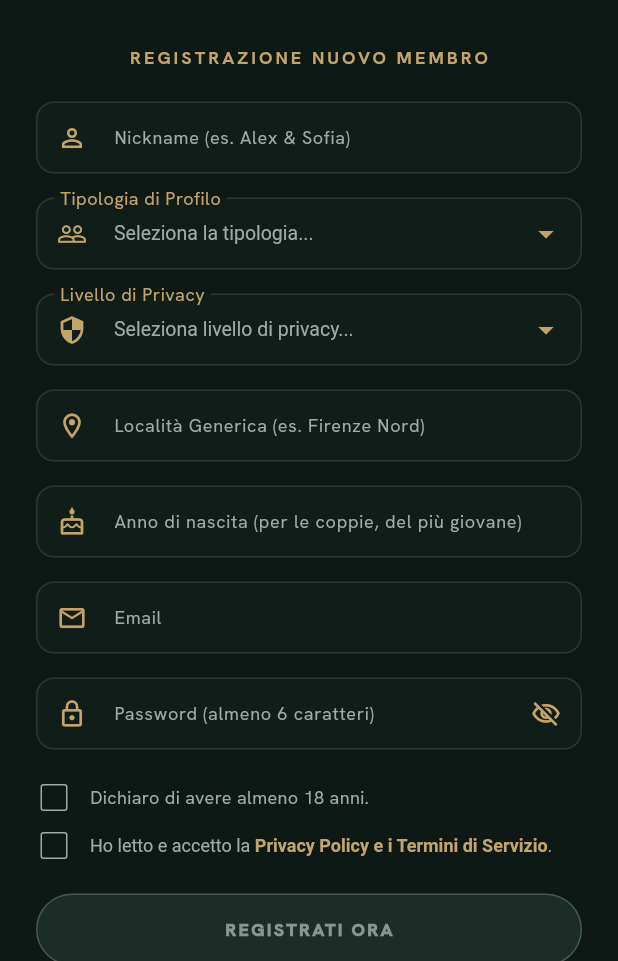
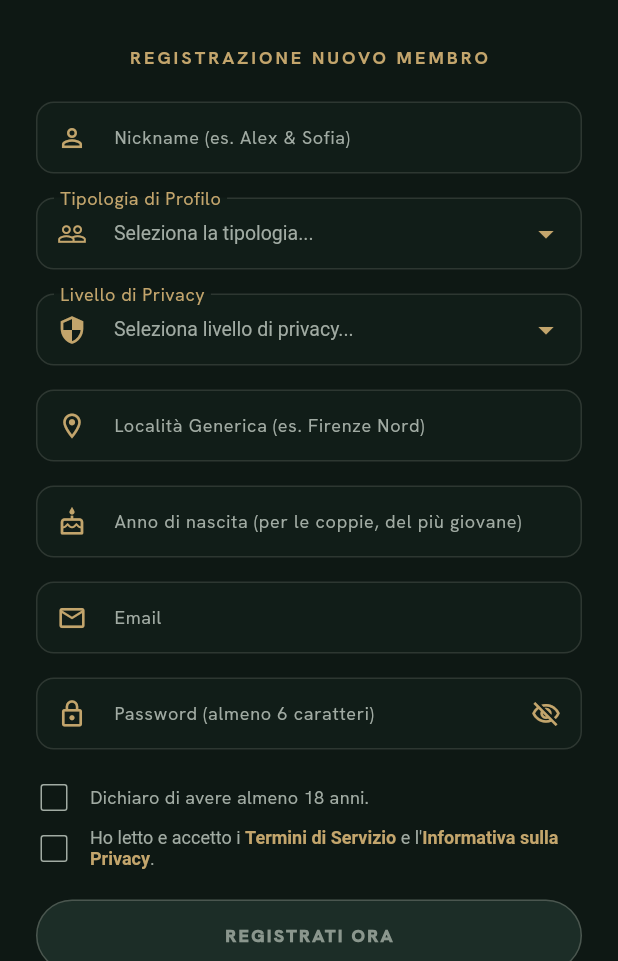
Before and after one commit to Fuchs665/Ecora-2.0, a Flutter app: the screen it shows after launch, after a tap on "LOGIN", after a tap on "REGISTRATI / CREA ACCOUNT", on a phone screen of 412 x 824 dp, the part 275-1236 px from its top. Run offline on Flutter 3.47's test engine with Material 3 defaults, Android fonts, the phone set to English and light mode, and no system bars; our stand-ins replace cached_network_image, firebase_core, firebase_messaging, image_picker, in_app_purchase, local_auth and 1 more; accounts and stored records are empty.

Commit message:
E.3: Termini di Servizio (docs/terms.html) e due link separati nel consenso
- docs/terms.html: testo approvato il 06/10/2026, segnaposto per i dati del
  titolare e clausole da verificare con un legale segnate in commenti HTML.
- lib/consent_text.dart: link separati a Termini e Informativa sulla Privacy;
  kTermsUrl accanto a kPrivacyPolicyUrl.
- test/consent_text_test.dart.
- Riaccettazione per gli utenti già iscritti spostata in E.4.

Co-Authored-By: Claude Opus 5.5 <noreply@anthropic.com>
Claude-Session: https://claude.ai/code/session_01NttvwVrBTFJJh7wQ4sfANu

```diff
--- /dev/null
+++ b/lib/consent_text.dart
@@ -0,0 +1,62 @@
+import 'package:flutter/gestures.dart';
+import 'package:flutter/material.dart';
+
+import 'theme.dart';
+
+/// Testo della casella di consenso in registrazione, con due link separati:
+/// Termini di Servizio e Informativa sulla Privacy (Blocco E.3b).
+class ConsentText extends StatefulWidget {
+  final VoidCallback onOpenTerms;
+  final VoidCallback onOpenPrivacy;
+
+  const ConsentText({
+    super.key,
+    required this.onOpenTerms,
+    required this.onOpenPrivacy,
+  });
+
+  @override
+  State<ConsentText> createState() => _ConsentTextState();
+}
+
+class _ConsentTextState extends State<ConsentText> {
+  late final TapGestureRecognizer _termsRecognizer = TapGestureRecognizer()
+    ..onTap = () => widget.onOpenTerms();
+  late final TapGestureRecognizer _privacyRecognizer = TapGestureRecognizer()
+    ..onTap = () => widget.onOpenPrivacy();
+
+  @override
+  void dispose() {
+    _termsRecognizer.dispose();
+    _privacyRecognizer.dispose();
+    super.dispose();
+  }
+
+  @override
+  Widget build(BuildContext context) {
+    const linkStyle = TextStyle(
+      color: premiumGold,
+      fontWeight: FontWeight.bold,
+    );
+    return RichText(
+      text: TextSpan(
+        style: const TextStyle(color: textSecondary, fontSize: 12),
+        children: [
+          const TextSpan(text: "Ho letto e accetto i "),
+          TextSpan(
+            text: "Termini di Servizio",
+            style: linkStyle,
+            recognizer: _termsRecognizer,
+          ),
+          const TextSpan(text: " e l'"),
+          TextSpan(
+            text: "Informativa sulla Privacy",
+            style: linkStyle,
+            recognizer: _privacyRecognizer,
+          ),
+          const TextSpan(text: "."),
+        ],
+      ),
+    );
+  }
+}
--- a/lib/main.dart
+++ b/lib/main.dart
@@ -1,11 +1,10 @@
-
-import 'package:flutter/gestures.dart';
 import 'package:flutter/material.dart';
 import 'package:supabase_flutter/supabase_flutter.dart';
 import 'package:local_auth/local_auth.dart';
 import 'package:url_launcher/url_launcher.dart';
 import 'birth_year.dart';
 import 'client_navigation_hub.dart';
+import 'consent_text.dart';
 import 'gestore_dashboard.dart';
 import 'theme.dart';
 export 'theme.dart';
@@ -17,9 +16,10 @@ import 'subscription_service.dart';
 export 'models.dart';
 export 'data_service.dart';
 
-// Privacy policy ospitata su GitHub Pages (cartella /docs del repo).
+// Privacy policy e Termini ospitati su GitHub Pages (cartella /docs del repo).
 const String kPrivacyPolicyUrl =
     'https://fuchs665.github.io/Ecora-2.0/privacy.html';
+const String kTermsUrl = 'https://fuchs665.github.io/Ecora-2.0/terms.html';
 
 /// Messaggi che devono sopravvivere al cambio di schermata (es. "Account
 /// eliminato", mostrato sopra la schermata di accesso).
@@ -333,22 +333,11 @@ class _AuthScreenState extends State<AuthScreen> {
   bool _ageConfirmed = false;
   bool _termsAccepted = false;
 
-  // Rende cliccabile il link alla privacy policy nel testo di consenso.
-  late final TapGestureRecognizer _privacyRecognizer = TapGestureRecognizer()
-    ..onTap = _openPrivacyPolicy;
-
-  @override
-  void dispose() {
-    _privacyRecognizer.dispose();
-    super.dispose();
-  }
-
-  Future<void> _openPrivacyPolicy() async {
-    final uri = Uri.parse(kPrivacyPolicyUrl);
-    if (!await launchUrl(uri, mode: LaunchMode.externalApplication)) {
-      if (mounted) {
-        setState(() => _errorMessage = "Impossibile aprire la Privacy Policy.");
-      }
+  // Link del testo di consenso (Termini e Privacy): pagina nel browser.
+  Future<void> _openLegalPage(String url, String failureMessage) async {
+    if (!await launchUrl(Uri.parse(url),
+        mode: LaunchMode.externalApplication)) {
+      if (mounted) setState(() => _errorMessage = failureMessage);
     }
   }
 
@@ -575,7 +564,7 @@ class _AuthScreenState extends State<AuthScreen> {
     if (!_termsAccepted) {
       setState(() {
         _errorMessage =
-            "Devi accettare la Privacy Policy e i Termini di Servizio.";
+            "Devi accettare i Termini di Servizio e l'Informativa sulla Privacy.";
       });
       return;
     }
@@ -969,23 +958,11 @@ class _AuthScreenState extends State<AuthScreen> {
                   value: _termsAccepted,
                   onChanged: (v) =>
                       setState(() => _termsAccepted = v ?? false),
-                  child: RichText(
-                    text: TextSpan(
-                      style: const TextStyle(
-                          color: textSecondary, fontSize: 12),
-                      children: [
-                        const TextSpan(text: "Ho letto e accetto la "),
-                        TextSpan(
-                          text: "Privacy Policy e i Termini di Servizio",
-                          style: const TextStyle(
-                            color: premiumGold,
-                            fontWeight: FontWeight.bold,
-                          ),
-                          recognizer: _privacyRecognizer,
-                        ),
-                        const TextSpan(text: "."),
-                      ],
-                    ),
+                  child: ConsentText(
+                    onOpenTerms: () => _openLegalPage(
+                        kTermsUrl, "Impossibile aprire i Termini di Servizio."),
+                    onOpenPrivacy: () => _openLegalPage(kPrivacyPolicyUrl,
+                        "Impossibile aprire la Privacy Policy."),
                   ),
                 ),
                 const SizedBox(height: 16),
```
Also changed, not shown: 3 other files.
